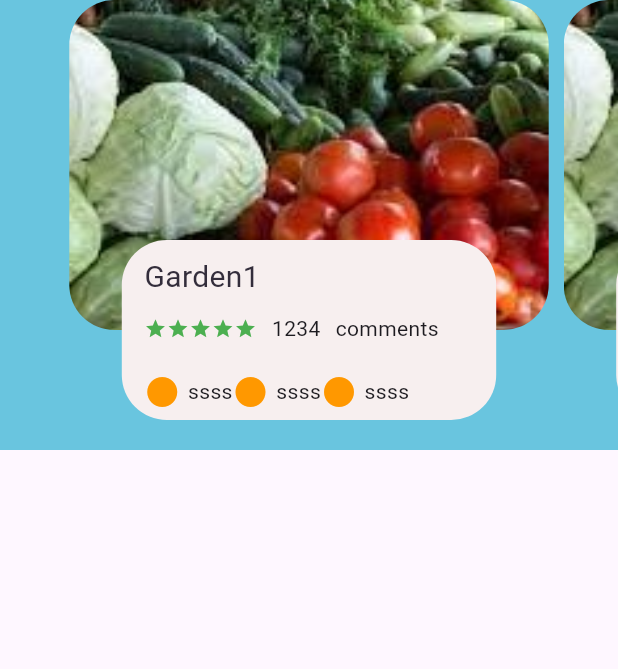
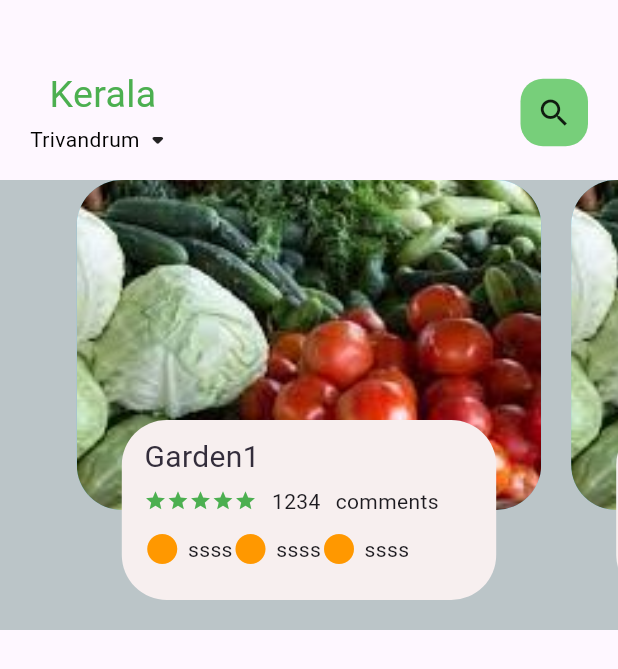
Before and after one commit to JiyaElsa02/Organic_ecommerceApp, a Flutter app: the screen it shows after launch, on a phone screen of 412 x 824 dp. Shown: the top 669 px of the screen. Run offline on Flutter 3.47's test engine with Material 2 defaults, Android fonts, the light colour scheme and no system bars.

Commit message:
header_updated

```diff
--- a/lib/home/food_page_body.dart
+++ b/lib/home/food_page_body.dart
@@ -16,7 +16,7 @@ class _FoodPageBodyState extends State<FoodPageBody> {
   Widget build(BuildContext context) {
     return Container(
       height: 300,
-      color: Color(0xFF69c5df),
+      color: Color.fromARGB(255, 187, 197, 200),
       child: PageView.builder(
           itemCount: 6,
           controller: pagecontroller,
@@ -31,7 +31,7 @@ class _FoodPageBodyState extends State<FoodPageBody> {
       children: [
         Container(
           height: 220,
-          margin: EdgeInsets.only(left: 5, right: 5),
+          margin: EdgeInsets.only(left: 10, right: 10),
           decoration: BoxDecoration(
               borderRadius: BorderRadius.circular(30),
               color: index.isEven
@@ -57,7 +57,7 @@ class _FoodPageBodyState extends State<FoodPageBody> {
                   children: [
                     BigText(text: "Garden1"),
                     SizedBox(
-                      height: 10,
+                      height: 5,
                     ),
                     Row(
                       children: [
@@ -88,7 +88,7 @@ class _FoodPageBodyState extends State<FoodPageBody> {
                       ],
                     ),
                     SizedBox(
-                      height: 20,
+                      height: 10,
                     ),
                     Row(
                       children: [
--- a/lib/home/main_food_page.dart
+++ b/lib/home/main_food_page.dart
@@ -12,7 +12,61 @@ class _FoodPageState extends State<FoodPage> {
   @override
   Widget build(BuildContext context) {
     return Scaffold(
-      body: FoodPageBody(),
+      body: Column(
+        children: [
+          Container(
+            child: Container(
+              margin: EdgeInsets.only(top: 45, bottom: 15),
+              padding: EdgeInsets.only(left: 20, right: 20),
+              child: Row(
+                mainAxisAlignment: MainAxisAlignment.spaceBetween,
+                children: [
+                  Column(
+                    children: [
+                      Text(
+                        'Kerala',
+                        style: TextStyle(
+                          color: Colors.green,
+                          fontSize: 25,
+                        ),
+                      ),
+// BigText(text: "Bangladesh", color: Colors.green),
+                      Row(
+                        children: [
+                          Text(
+                            'Trivandrum',
+                            style: TextStyle(
+                              color: Colors.black,
+                            ),
+                          ),
+                          // SmallText(text: "Narsingdi" , color: Colors.black54,),
+                          Icon(
+                            Icons.arrow_drop_down_rounded,
+                          ),
+                        ],
+                      ) // row
+                    ],
+                  ), // Column
+
+                  Container(
+                    width: 45,
+                    height: 45,
+                    child: Icon(
+                      Icons.search,
+                    ),
+                    decoration: BoxDecoration(
+                      borderRadius: BorderRadius.circular(15),
+                      color: Color.fromARGB(255, 119, 207, 122),
+                    ), // BoxDecoration
+                  ) // Container
+                ],
+                // FoodPageBody(),
+              ),
+            ),
+          ),
+          FoodPageBody(),
+        ],
+      ),
     );
   }
 }
```
